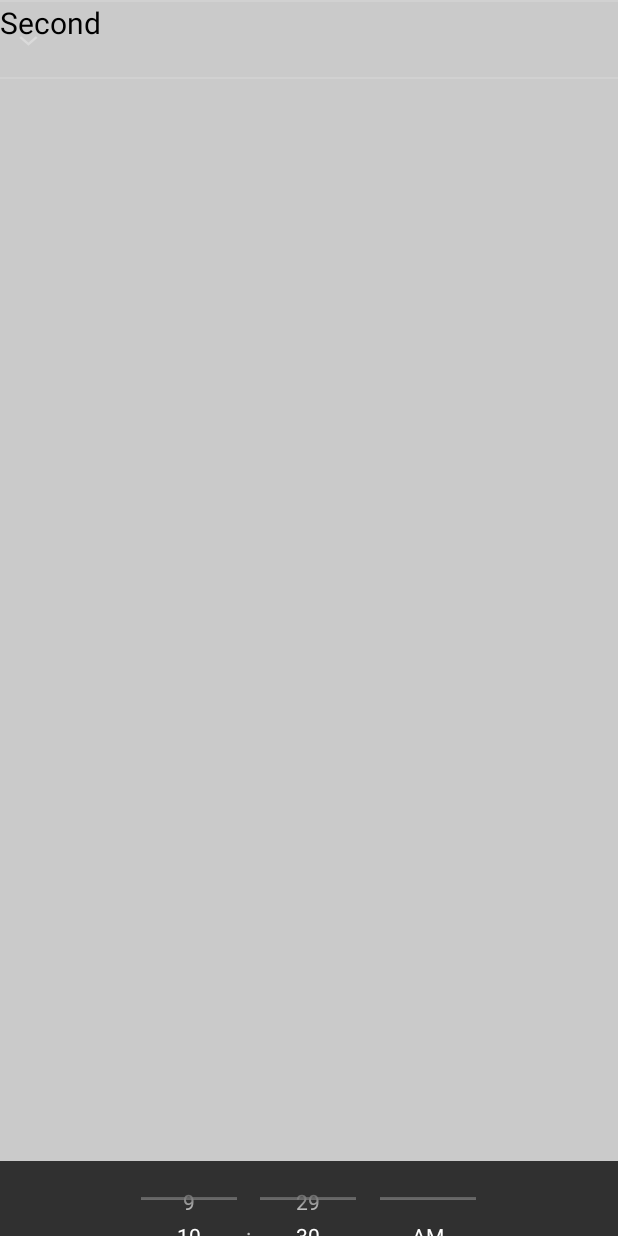
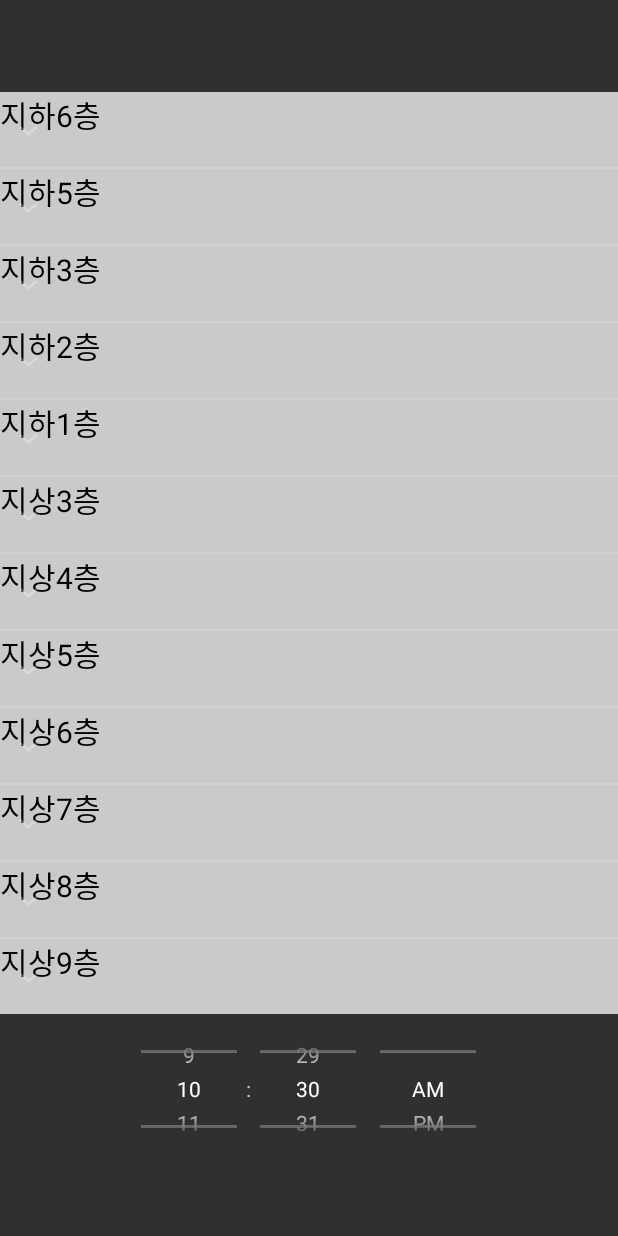
Before and after one commit to DDoGuSulGye/Android, an Android app: the screen it shows after launch (MainActivity), after a tap on "도착지 선택", on a phone screen of 412 x 824 dp. Run offline under Robolectric (Android 15) with nearby library versions, the phone set to English and light mode, and no system bars; 1 other tap on this screen came first.

Commit message:
modify string-array and activity

```diff
--- a/CAU310NAVI/app/src/main/java/com/DataStructure/cau310navi/Activity/MainActivity.java
+++ b/CAU310NAVI/app/src/main/java/com/DataStructure/cau310navi/Activity/MainActivity.java
@@ -16,6 +16,7 @@ import android.widget.Toast;
 import com.DataStructure.cau310navi.R;
 
 import java.util.ArrayList;
+import java.util.Arrays;
 import java.util.Calendar;
 import java.util.Date;
 
@@ -63,6 +64,15 @@ public class MainActivity extends AppCompatActivity implements View.OnClickListe
             }
         });
 
+        expand_middle.setOnChildClickListener(new ExpandableListView.OnChildClickListener() {
+            @Override
+            public boolean onChildClick(ExpandableListView parent, View v, int groupPosition, int childPosition, long id) {
+                middle.setText(parent.getExpandableListAdapter().getChild(groupPosition, childPosition).toString());
+                expand_frame_middle.setVisibility(View.GONE);
+                return true;
+            }
+        });
+
         expand_end.setOnChildClickListener(new ExpandableListView.OnChildClickListener() {
             @Override
             public boolean onChildClick(ExpandableListView parent, View v, int groupPosition, int childPosition, long id) {
@@ -72,16 +82,7 @@ public class MainActivity extends AppCompatActivity implements View.OnClickListe
             }
         });
 
-        ParentData data1 = new ParentData("First");
-        data1.child.add("726");
-        data1.child.add("727");
-
-        ParentData data2 = new ParentData("Second");
-        data2.child.add("726");
-        data2.child.add("727");
-
-        data.add(data1);
-        data.add(data2);
+        setData();
 
         ExpandAdapter expandAdapter = new ExpandAdapter(this, data);
         expand_start.setAdapter(expandAdapter);
@@ -115,6 +116,13 @@ public class MainActivity extends AppCompatActivity implements View.OnClickListe
                     intent.putExtra("HOUR", timePicker.getHour());
                     intent.putExtra("MINUTE", timePicker.getMinute());
                 }
+                intent.putExtra("START", start.getText());
+
+                if(!middle.getText().equals("경유지 선택")) {
+                    intent.putExtra("MIDDLE", middle.getText());
+                }
+
+                intent.putExtra("END", end.getText());
                 startActivity(intent);
                 break;
             case R.id.button_start:
@@ -129,6 +137,57 @@ public class MainActivity extends AppCompatActivity implements View.OnClickListe
         }
     }
 
+    private void setData() {
+        ParentData underground6 = new ParentData("지하6층");
+        underground6.child = new ArrayList<String>(Arrays.asList(getResources().getStringArray(R.array.underground6)));
+
+        ParentData underground5 = new ParentData("지하5층");
+        underground5.child = new ArrayList<String>(Arrays.asList(getResources().getStringArray(R.array.underground5)));
+
+        ParentData underground3 = new ParentData("지하3층");
+        underground3.child = new ArrayList<String>(Arrays.asList(getResources().getStringArray(R.array.underground3)));
+
+        ParentData underground2 = new ParentData("지하2층");
+        underground2.child = new ArrayList<String>(Arrays.asList(getResources().getStringArray(R.array.underground2)));
+
+        ParentData underground1 = new ParentData("지하1층");
+        underground1.child = new ArrayList<String>(Arrays.asList(getResources().getStringArray(R.array.underground1)));
+
+        ParentData ground3 = new ParentData("지상3층");
+        ground3.child = new ArrayList<String>(Arrays.asList(getResources().getStringArray(R.array.ground3)));
+
+        ParentData ground4 = new ParentData("지상4층");
+        ground4.child = new ArrayList<String>(Arrays.asList(getResources().getStringArray(R.array.ground4)));
+
+        ParentData ground5 = new ParentData("지상5층");
+        ground5.child = new ArrayList<String>(Arrays.asList(getResources().getStringArray(R.array.ground5)));
+
+        ParentData ground6 = new ParentData("지상6층");
+        ground6.child = new ArrayList<String>(Arrays.asList(getResources().getStringArray(R.array.ground6)));
+
+        ParentData ground7 = new ParentData("지상7층");
+        ground7.child = new ArrayList<String>(Arrays.asList(getResources().getStringArray(R.array.ground7)));
+
+        ParentData ground8 = new ParentData("지상8층");
+        ground8.child = new ArrayList<String>(Arrays.asList(getResources().getStringArray(R.array.ground8)));
+
+        ParentData ground9 = new ParentData("지상9층");
+        ground9.child = new ArrayList<String>(Arrays.asList(getResources().getStringArray(R.array.ground9)));
+
+        data.add(underground6);
+        data.add(underground5);
+        data.add(underground3);
+        data.add(underground2);
+        data.add(underground1);
+        data.add(ground3);
+        data.add(ground4);
+        data.add(ground5);
+        data.add(ground6);
+        data.add(ground7);
+        data.add(ground8);
+        data.add(ground9);
+    }
+
     @Override
     public void onBackPressed() {
         if(expand_frame_start.getVisibility() == View.VISIBLE || expand_frame_middle.getVisibility() == View.VISIBLE || expand_frame_end.getVisibility() == View.VISIBLE){
--- a/CAU310NAVI/app/src/main/res/layout/activity_main.xml
+++ b/CAU310NAVI/app/src/main/res/layout/activity_main.xml
@@ -9,7 +9,7 @@
     <FrameLayout
         android:id="@+id/expand_frame_start"
         android:layout_width="match_parent"
-        android:layout_height="match_parent"
+        android:layout_height="wrap_content"
         android:layout_gravity="center"
         android:visibility="gone">
 
@@ -17,7 +17,7 @@
             android:id="@+id/expand_start"
             android:layout_width="match_parent"
             android:layout_height="match_parent"
-            android:background="#FFCACACA"/>
+            android:background="#FFCACACA" />
     </FrameLayout>
 
     <FrameLayout
@@ -48,6 +48,11 @@
             android:background="#FFCACACA"/>
     </FrameLayout>
 
+    <LinearLayout
+        android:layout_width="match_parent"
+        android:layout_height="0dp"
+        android:layout_weight="2.5"
+        android:orientation="vertical">
     <LinearLayout
         android:id="@+id/top_layer"
         android:layout_width="match_parent"
@@ -136,9 +141,11 @@
             />
     </LinearLayout>
 
-    <TimePicker
-        android:id="@+id/timePicker"
-        android:layout_width="match_parent"
-        android:layout_height="100dp"
-        android:timePickerMode="spinner"></TimePicker>
+        <TimePicker
+            android:id="@+id/timePicker"
+            android:layout_width="match_parent"
+            android:layout_height="100dp"
+            android:timePickerMode="spinner"></TimePicker>
+    </LinearLayout>
+
 </LinearLayout>
--- a/CAU310NAVI/app/src/main/res/values/strings.xml
+++ b/CAU310NAVI/app/src/main/res/values/strings.xml
@@ -1,6 +1,27 @@
 <resources>
     <string name="app_name">CAU310NAVI</string>
-    <string-array name="node">
+    <string-array name="underground6">
+        <item>B601</item>
+        <item>B602</item>
+        <item>B603</item>
+    </string-array>
+    <string-array name="underground5">
+        <item>B501</item>
+        <item>B502</item>
+    </string-array>
+    <string-array name="underground3">
+        <item>B309</item>
+        <item>B310</item>
+        <item>B311</item>
+        <item>B312</item>
+    </string-array>
+    <string-array name="underground2">
+        <item>B212</item>
+    </string-array>
+    <string-array name="underground1">
+        <item>B105</item>
+    </string-array>
+    <string-array name="ground3">
         <item>305</item>
         <item>310</item>
         <item>311</item>
@@ -8,6 +29,8 @@
         <item>315</item>
         <item>316</item>
         <item>321</item>
+    </string-array>>
+    <string-array name="ground4">
         <item>410</item>
         <item>412</item>
         <item>414</item>
@@ -17,6 +40,8 @@
         <item>420</item>
         <item>421</item>
         <item>422</item>
+    </string-array>
+    <string-array name="ground5">
         <item>502</item>
         <item>503</item>
         <item>505</item>
@@ -29,6 +54,8 @@
         <item>520</item>
         <item>521</item>
         <item>523</item>
+    </string-array>
+    <string-array name="ground6">
         <item>601</item>
         <item>602</item>
         <item>603</item>
@@ -44,6 +71,8 @@
         <item>620</item>
         <item>621</item>
         <item>622</item>
+    </string-array>
+    <string-array name="ground7">
         <item>701</item>
         <item>702</item>
         <item>703</item>
@@ -59,6 +88,8 @@
         <item>729</item>
         <item>730</item>
         <item>731</item>
+    </string-array>
+    <string-array name="ground8">
         <item>801</item>
         <item>802</item>
         <item>803</item>
@@ -66,6 +97,8 @@
         <item>809</item>
         <item>818</item>
         <item>819</item>
+    </string-array>
+    <string-array name="ground9">
         <item>920</item>
         <item>921</item>
         <item>922</item>
@@ -74,16 +107,5 @@
         <item>927</item>
         <item>928</item>
         <item>932</item>
-        <item>B105</item>
-        <item>B212</item>
-        <item>B309</item>
-        <item>B310</item>
-        <item>B311</item>
-        <item>B312</item>
-        <item>B501</item>
-        <item>B502</item>
-        <item>B601</item>
-        <item>B602</item>
-        <item>B603</item>
     </string-array>
 </resources>
```
